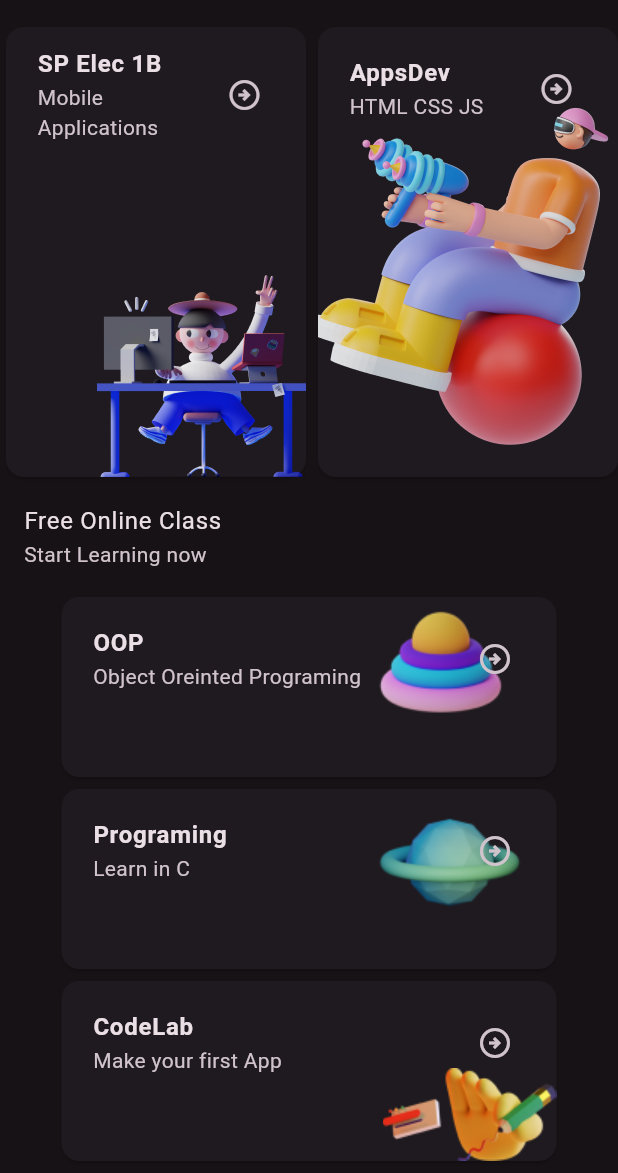
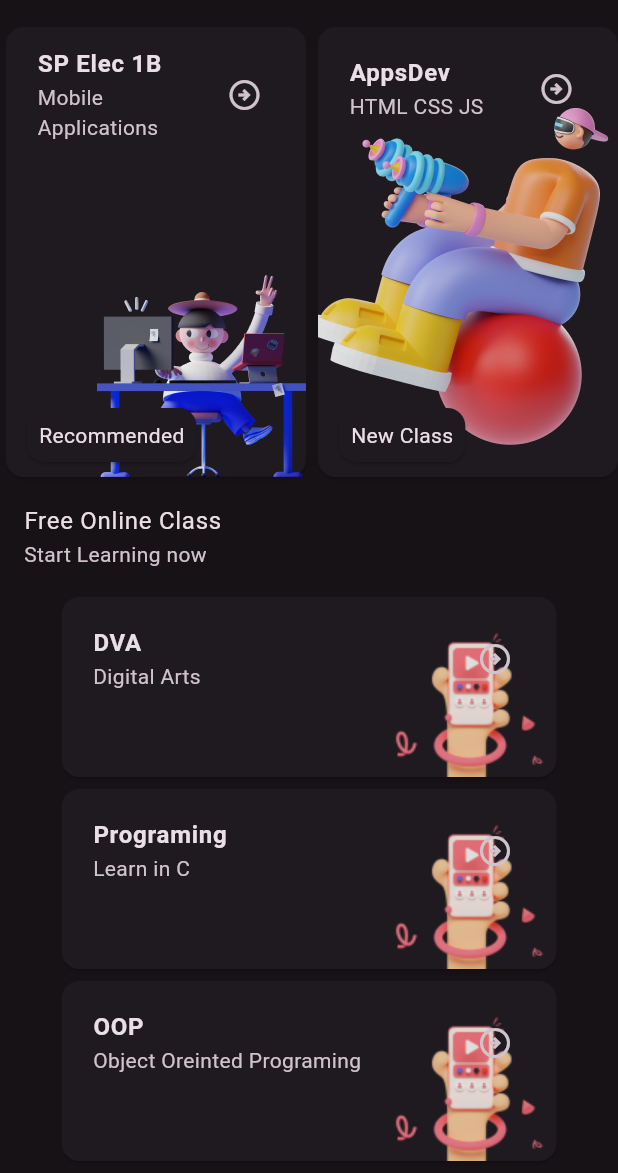
Before and after one commit to gjake122221/course_app, a Flutter app: the screen it shows after launch, on a phone screen of 412 x 824 dp, the part 63-1236 px from its top. Run offline on Flutter 3.47's test engine with Material 2 defaults, Android fonts, the phone set to English and light mode, and no system bars.

Commit message:
Add suggestion on Horizontal cards

```diff
--- a/lib/content/cards.dart
+++ b/lib/content/cards.dart
@@ -13,6 +13,7 @@ class CrtCard extends StatelessWidget {
     required this.width,
     required this.height,
     required this.id,
+    this.suggestion,
   });
   final String cardtitle;
   final String cardsubtitle;
@@ -21,11 +22,14 @@ class CrtCard extends StatelessWidget {
   final double width;
   final double height;
   final int id;
+  final String? suggestion;
   @override
   Widget build(BuildContext context) {
     var appState = context.watch<MyAppState>();
     return Card(
-      child: Container(
+      child: Stack(
+        children: <Widget>[
+          Container(
             width: width,
             height: height,
             decoration: BoxDecoration(
@@ -48,15 +52,29 @@ class CrtCard extends StatelessWidget {
                   ),
                 ),
                 subtitle: Text(cardsubtitle),
-            onTap: () => {appState.cardtitle(id)},
+                onTap: () => {
+                  appState.cardtitle(id),
+                },
               ),
             ),
+          ),
+          Positioned(
+            top: 250,
+            left: 10,
+            child: Card(
+              child: Padding(
+                padding: const EdgeInsets.all(8.0),
+                child: Text(suggestion!),
+              ),
+            ),
+          ),
+        ],
       ),
     );
   }
 }
 
-var card0 = CrtCard(
+var card0h = CrtCard(
   cardtitle: 'SP Elec 1B',
   cardsubtitle: 'Mobile Applications',
   cardimage: 'image/Saly-card1.png',
@@ -64,8 +82,9 @@ var card0 = CrtCard(
   width: 200,
   height: 300,
   id: 0,
+  suggestion: 'Recommended',
 );
-var card1 = CrtCard(
+var card1h = CrtCard(
   cardtitle: 'AppsDev',
   cardsubtitle: 'HTML CSS JS',
   cardimage: 'image/Saly-card2.png',
@@ -73,8 +92,9 @@ var card1 = CrtCard(
   width: 200,
   height: 300,
   id: 1,
+  suggestion: 'New Class',
 );
-var card2 = CrtCard(
+var card2h = CrtCard(
   cardtitle: 'IM2',
   cardsubtitle: 'Data Management',
   cardimage: 'image/Saly-card1.png',
@@ -82,44 +102,89 @@ var card2 = CrtCard(
   width: 200,
   height: 300,
   id: 2,
+  suggestion: 'New Class',
 );
-var card3 = CrtCard(
+var card3h = CrtCard(
   cardtitle: 'Net2',
   cardsubtitle: 'Networking',
   cardimage: 'image/Saly-card2.png',
-  scale: 1.5,
+  scale: 1,
   width: 200,
   height: 300,
   id: 3,
+  suggestion: 'Recommended',
 );
-var card4 = CrtCard(
+var card0v = CrtCard(
+  cardtitle: 'SP Elec 1B',
+  cardsubtitle: 'Mobile Applications',
+  cardimage: 'image/Saly-24.png',
+  scale: 1,
+  width: 330,
+  height: 120,
+  id: 0,
+  suggestion: '',
+);
+var card1v = CrtCard(
+  cardtitle: 'AppsDev',
+  cardsubtitle: 'HTML CSS JS',
+  cardimage: 'image/Saly-24.png',
+  scale: 1,
+  width: 330,
+  height: 120,
+  id: 1,
+  suggestion: '',
+);
+var card2v = CrtCard(
+  cardtitle: 'IM2',
+  cardsubtitle: 'Data Management',
+  cardimage: 'image/Saly-24.png',
+  scale: 1,
+  width: 330,
+  height: 120,
+  id: 2,
+  suggestion: '',
+);
+var card3v = CrtCard(
+  cardtitle: 'Net2',
+  cardsubtitle: 'Networking',
+  cardimage: 'image/Saly-24.png',
+  scale: 1,
+  width: 330,
+  height: 120,
+  id: 3,
+  suggestion: '',
+);
+var card4v = CrtCard(
   cardtitle: 'OOP',
   cardsubtitle: 'Object Oreinted Programing',
-  cardimage: 'image/Saly-20.png',
+  cardimage: 'image/Saly-24.png',
   scale: 1,
   width: 330,
   height: 120,
   id: 4,
+  suggestion: '',
 );
-var card5 = CrtCard(
+var card5v = CrtCard(
   cardtitle: 'Programing',
   cardsubtitle: 'Learn in C',
-  cardimage: 'image/Saly-21.png',
+  cardimage: 'image/Saly-24.png',
   scale: 1,
   width: 330,
   height: 120,
   id: 5,
+  suggestion: '',
 );
-var card6 = CrtCard(
+var card6v = CrtCard(
   cardtitle: 'CodeLab',
   cardsubtitle: 'Make your first App',
-  cardimage: 'image/Saly-23.png',
+  cardimage: 'image/Saly-24.png',
   scale: 1,
   width: 330,
   height: 120,
   id: 6,
+  suggestion: '',
 );
-var card7 = CrtCard(
+var card7v = CrtCard(
   cardtitle: 'DVA',
   cardsubtitle: 'Digital Arts',
   cardimage: 'image/Saly-24.png',
@@ -127,4 +192,5 @@ var card7 = CrtCard(
   width: 330,
   height: 120,
   id: 7,
+  suggestion: '',
 );
--- a/lib/pages/class_pages.dart
+++ b/lib/pages/class_pages.dart
@@ -82,6 +82,7 @@ var page6TextContent = 'Flutter is Google'
     's UI toolkit for building applications for mobile, web, and desktop from a single codebase. In this codelab, you will build the following Flutter application:The application generates cool-sounding names, such as "newstay", "lightstream", "mainbrake", or "graypine". The user can ask for the next name, favorite the current one, and review the list of favorited names on a separate page. The app is responsive to different screen sizes.';
 var page7TextContent =
     'Digital visual arts refer to artistic creations and expressions that are produced using digital technology and tools. These artworks can encompass a wide range of styles, techniques, and mediums, including digital painting, digital photography, computer-generated graphics, 3D modeling and animation, digital collage, and more. Digital visual arts have gained significant prominence in contemporary art and have opened up new creative possibilities for artists.';
+
 var page0 = NewPage(
   pagetitle: 'SP Elec 1B',
   pageimg: 'image/Ellipse 2.png',
--- a/lib/pages/main_page.dart
+++ b/lib/pages/main_page.dart
@@ -15,10 +15,10 @@ class MainPage extends StatelessWidget {
             scrollDirection: Axis.horizontal,
             child: Row(
               children: [
-                card0,
-                card1,
-                card2,
-                card3,
+                card0h,
+                card1h,
+                card2h,
+                card3h,
               ],
             ),
           ),
@@ -28,10 +28,14 @@ class MainPage extends StatelessWidget {
           ),
           Column(
             children: [
-              card4,
-              card5,
-              card6,
-              card7,
+              card7v,
+              card5v,
+              card4v,
+              card3v,
+              card2v,
+              card1v,
+              card6v,
+              card0v,
             ],
           ),
         ],
```
Lines whose indentation alone changed are shown as unchanged.
